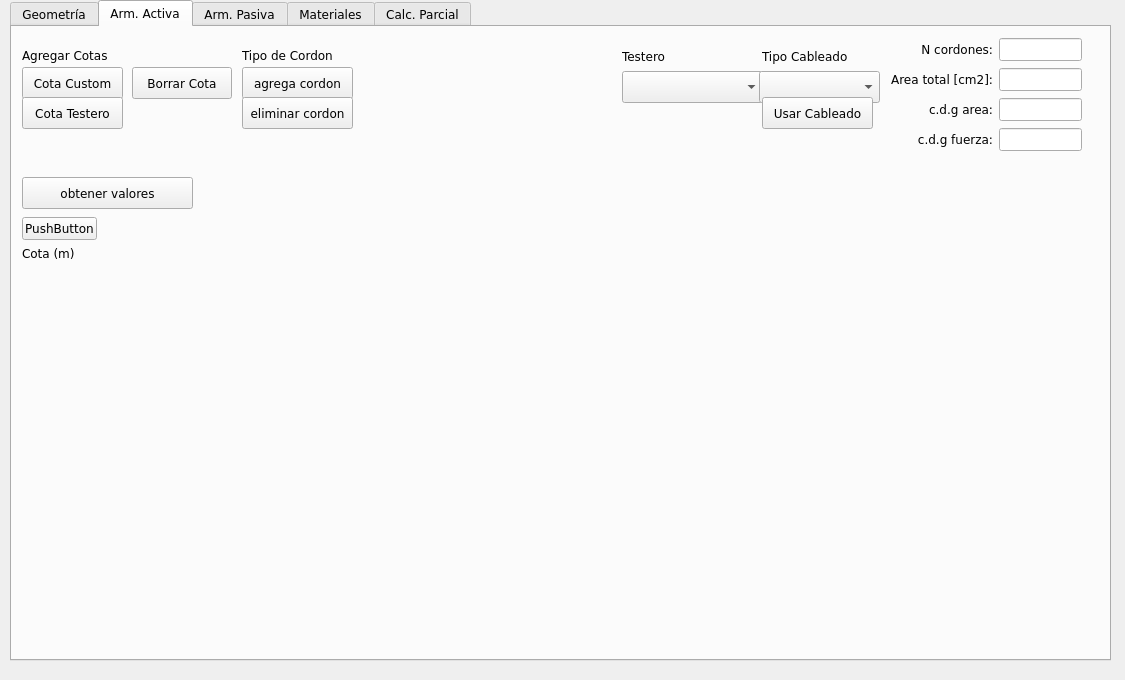
Old version of the form ui_files/herramienta_trapecios_v12.ui in the repository Sady-Guzman/herramienta_practica.
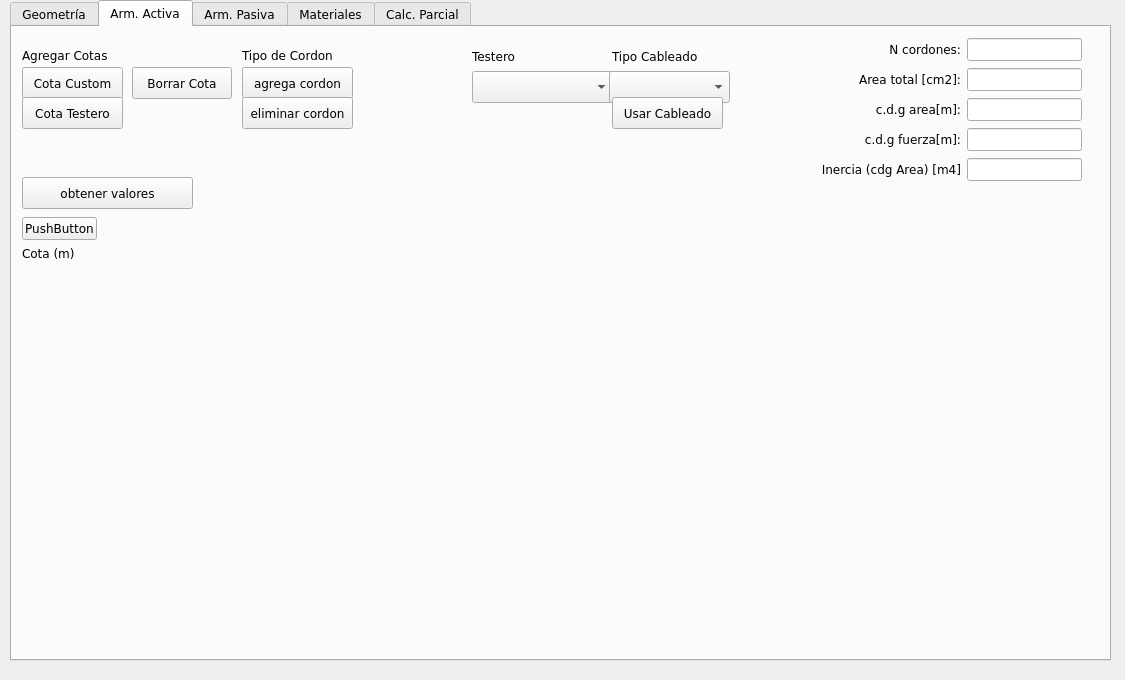
New version of the form.

Commit message: Agrega calculo y GUI LineEdit resultado INERCIA TOTAL ARMADURA ACTIVA.

What changed in the file:
```diff
--- a/ui_files/herramienta_trapecios_v12.ui
+++ b/ui_files/herramienta_trapecios_v12.ui
@@ -598,10 +598,10 @@
     <widget class="QWidget" name="gridLayoutWidget_3">
      <property name="geometry">
       <rect>
-       <x>879</x>
+       <x>809</x>
        <y>10</y>
-       <width>191</width>
-       <height>116</height>
+       <width>261</width>
+       <height>147</height>
       </rect>
      </property>
      <layout class="QGridLayout" name="tab2_gridLayout_totales">
@@ -615,10 +615,10 @@
         </property>
        </widget>
       </item>
-      <item row="2" column="0">
-       <widget class="QLabel" name="tab2_label_cdg_area">
+      <item row="3" column="0">
+       <widget class="QLabel" name="tab2_label_cdg_fuerza">
         <property name="text">
-         <string>c.d.g area:</string>
+         <string>c.d.g fuerza[m]:</string>
         </property>
         <property name="alignment">
          <set>Qt::AlignmentFlag::AlignRight|Qt::AlignmentFlag::AlignTrailing|Qt::AlignmentFlag::AlignVCenter</set>
@@ -635,28 +635,41 @@
         </property>
        </widget>
       </item>
-      <item row="2" column="1">
-       <widget class="QLineEdit" name="tab2_line_total_cdg_area"/>
-      </item>
-      <item row="1" column="1">
-       <widget class="QLineEdit" name="tab2_line_total_area"/>
+      <item row="2" column="0">
+       <widget class="QLabel" name="tab2_label_cdg_area">
+        <property name="text">
+         <string>c.d.g area[m]:</string>
+        </property>
+        <property name="alignment">
+         <set>Qt::AlignmentFlag::AlignRight|Qt::AlignmentFlag::AlignTrailing|Qt::AlignmentFlag::AlignVCenter</set>
+        </property>
+       </widget>
       </item>
       <item row="0" column="1">
        <widget class="QLineEdit" name="tab2_line_total_cordones"/>
       </item>
-      <item row="3" column="0">
-       <widget class="QLabel" name="tab2_label_cdg_fuerza">
-        <property name="text">
-         <string>c.d.g fuerza:</string>
-        </property>
-        <property name="alignment">
-         <set>Qt::AlignmentFlag::AlignRight|Qt::AlignmentFlag::AlignTrailing|Qt::AlignmentFlag::AlignVCenter</set>
-        </property>
-       </widget>
-      </item>
       <item row="3" column="1">
        <widget class="QLineEdit" name="tab2_line_total_cdg_fuerza"/>
       </item>
+      <item row="1" column="1">
+       <widget class="QLineEdit" name="tab2_line_total_area"/>
+      </item>
+      <item row="2" column="1">
+       <widget class="QLineEdit" name="tab2_line_total_cdg_area"/>
+      </item>
+      <item row="4" column="0">
+       <widget class="QLabel" name="tab2_label_inercia">
+        <property name="text">
+         <string>Inercia (cdg Area) [m4]</string>
+        </property>
+        <property name="alignment">
+         <set>Qt::AlignmentFlag::AlignRight|Qt::AlignmentFlag::AlignTrailing|Qt::AlignmentFlag::AlignVCenter</set>
+        </property>
+       </widget>
+      </item>
+      <item row="4" column="1">
+       <widget class="QLineEdit" name="tab2_line_total_inercia"/>
+      </item>
      </layout>
     </widget>
     <widget class="QPushButton" name="tab2_btn_valores">
@@ -714,7 +727,7 @@
     <widget class="QLabel" name="tab2_label_testero">
      <property name="geometry">
       <rect>
-       <x>610</x>
+       <x>460</x>
        <y>20</y>
        <width>113</width>
        <height>18</height>
@@ -727,7 +740,7 @@
     <widget class="QComboBox" name="tab2_combo_testero">
      <property name="geometry">
       <rect>
-       <x>610</x>
+       <x>460</x>
        <y>44</y>
        <width>141</width>
        <height>32</height>
@@ -737,7 +750,7 @@
     <widget class="QComboBox" name="tab2_combo_preset">
      <property name="geometry">
       <rect>
-       <x>747</x>
+       <x>597</x>
        <y>44</y>
        <width>121</width>
        <height>32</height>
@@ -747,7 +760,7 @@
     <widget class="QLabel" name="tab2_label_preset">
      <property name="geometry">
       <rect>
-       <x>750</x>
+       <x>600</x>
        <y>20</y>
        <width>112</width>
        <height>18</height>
@@ -760,7 +773,7 @@
     <widget class="QPushButton" name="tab2_btn_aplicar_preset">
      <property name="geometry">
       <rect>
-       <x>750</x>
+       <x>600</x>
        <y>70</y>
        <width>111</width>
        <height>32</height>
```
The commit also changes 3 other files.
